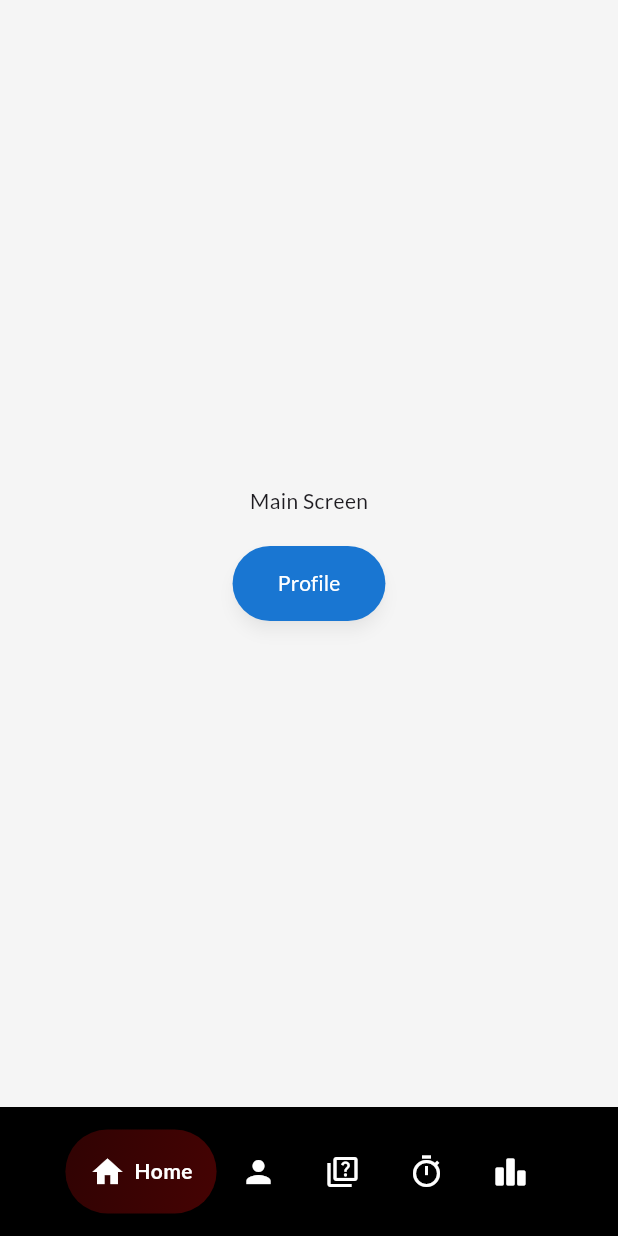
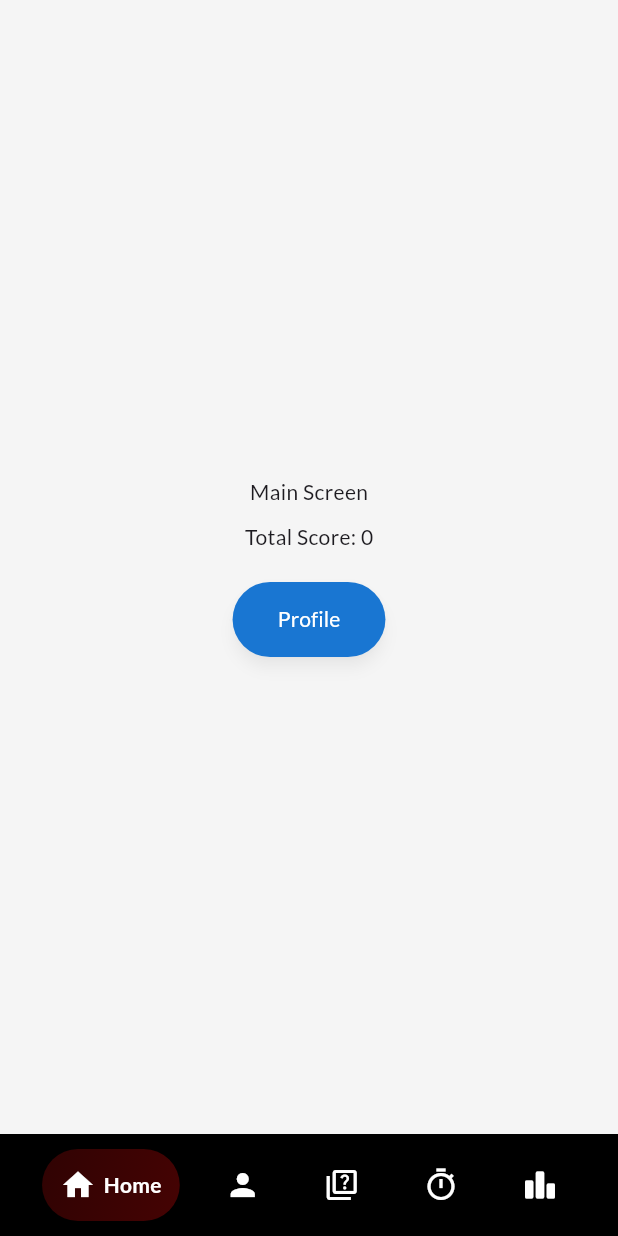
Before and after one commit to RdvnUmt/EduRank, a Flutter app: the MainScreen screen opened by its route, on a phone screen of 412 x 824 dp. Run offline on Flutter 3.47's test engine with Material 3 defaults, Android fonts, the light colour scheme and no system bars; drawn by our look-alikes of google_nav_bar; our stand-ins replace google_fonts, numberpicker, shared_preferences, transparent_image; accounts and stored records are empty; network calls fail.

Commit message:
totalScore hesaplama ve local olarak kaydetme (ScoreManager sınıfı) implament edildi, navigation bar boyut sorunları giderildi, kod temizliği yapıldı

```diff
--- a/edu_rank/lib/data/quizzes_data.dart
+++ b/edu_rank/lib/data/quizzes_data.dart
@@ -1,6 +1,7 @@
 import 'package:edu_rank/models/quiz.dart';
 import 'package:edu_rank/models/quiz_question.dart';
 
+int totalScore = 0;
 var quizzes = [
   Quiz(
     1,
--- /dev/null
+++ b/edu_rank/lib/score_manager.dart
@@ -0,0 +1,15 @@
+import 'package:shared_preferences/shared_preferences.dart';
+
+class ScoreManager {
+  static const String _scoreKey = 'totalScore';
+
+  static Future<int> loadScore() async {
+    final prefs = await SharedPreferences.getInstance();
+    return prefs.getInt(_scoreKey) ?? 0; // Eğer kayıtlı değilse varsayılan 0
+  }
+
+  static Future<void> saveScore(int score) async {
+    final prefs = await SharedPreferences.getInstance();
+    await prefs.setInt(_scoreKey, score);
+  }
+}
--- a/edu_rank/lib/screens/home_screen.dart
+++ b/edu_rank/lib/screens/home_screen.dart
@@ -1,3 +1,4 @@
+import 'package:edu_rank/data/quizzes_data.dart';
 import 'package:flutter/material.dart';
 
 class HomeScreen extends StatelessWidget {
@@ -10,6 +11,8 @@ class HomeScreen extends StatelessWidget {
         mainAxisAlignment: MainAxisAlignment.center,
         children: [
           Text('Main Screen'),
+          SizedBox(height: 10),
+          Text('Total Score: $totalScore'),
           SizedBox(height: 20),
           ElevatedButton(
             onPressed: () {
--- a/edu_rank/lib/screens/main_screen.dart
+++ b/edu_rank/lib/screens/main_screen.dart
@@ -30,7 +30,7 @@ class _MainScreenState extends State<MainScreen> {
       bottomNavigationBar: Container(
         color: Colors.black,
         child: Padding(
-          padding: const EdgeInsets.symmetric(horizontal: 15, vertical: 15),
+          padding: const EdgeInsets.symmetric(horizontal: 10, vertical: 10),
           child: GNav(
             tabs: [
               GButton(icon: Icons.home, text: 'Home'),
@@ -52,14 +52,14 @@ class _MainScreenState extends State<MainScreen> {
               ],
               begin: Alignment.topLeft,
             ),
-            gap: 6,
-            padding: EdgeInsets.all(16),
+            gap: 5,
+            padding: const EdgeInsets.all(12),
             backgroundColor: Colors.black,
             color: Colors.white,
             activeColor: Colors.white,
             tabBackgroundColor: Colors.grey.shade900,
-            mainAxisAlignment: MainAxisAlignment.center,
-            tabBorderRadius: 42,
+            mainAxisAlignment: MainAxisAlignment.spaceEvenly,
+            tabBorderRadius: 32,
           ),
         ),
       ),
--- a/edu_rank/lib/screens/results_screen.dart
+++ b/edu_rank/lib/screens/results_screen.dart
@@ -1,5 +1,7 @@
+import 'package:edu_rank/data/quizzes_data.dart';
 import 'package:edu_rank/models/quiz.dart';
 import 'package:edu_rank/questions_summary/questions_summary.dart';
+import 'package:edu_rank/score_manager.dart';
 import 'package:flutter/material.dart';
 import 'package:google_fonts/google_fonts.dart';
 
@@ -41,14 +43,20 @@ class ResultsScreen extends StatelessWidget {
       return data['user_answer'] == data['correct_answer'];
     }).length;
 
-    int newScore =
-        ((1500 - (1000 * (quiz.lastTime / 120))) * (numCorrectAnswers / numTotalQuestions)).toInt();
+    int newScore = ((1500 - (1000 * (quiz.lastTime / 120))) *
+            (numCorrectAnswers / numTotalQuestions))
+        .toInt();
 
     if (newScore > quiz.score) {
       quiz.score = newScore;
       quiz.bestTime = formattedTime;
+      totalScore = 0;
+      for (int i = 0; i < quizzes.length; i++) {
+        totalScore += quizzes[i].score;
+      }
       Future.delayed(Duration.zero, () async {
         await quiz.saveData();
+        await ScoreManager.saveScore(totalScore);
       });
     }
 
@@ -85,7 +93,8 @@ class ResultsScreen extends StatelessWidget {
                   ),
                   textAlign: TextAlign.center,
                 ),
-                const Icon(Icons.stop_circle_rounded, size: 24, color: Color(0xFF4A6572)),
+                const Icon(Icons.stop_circle_rounded,
+                    size: 24, color: Color(0xFF4A6572)),
               ],
             ),
             SizedBox(height: 30),
```
Also changed, not shown: edu_rank/lib/main.dart (+7 -3 lines), edu_rank/lib/models/quiz_category.dart (deleted, +0 -13 lines), edu_rank/lib/widgets/quiz_grid_item.dart (deleted, +0 -41 lines).
